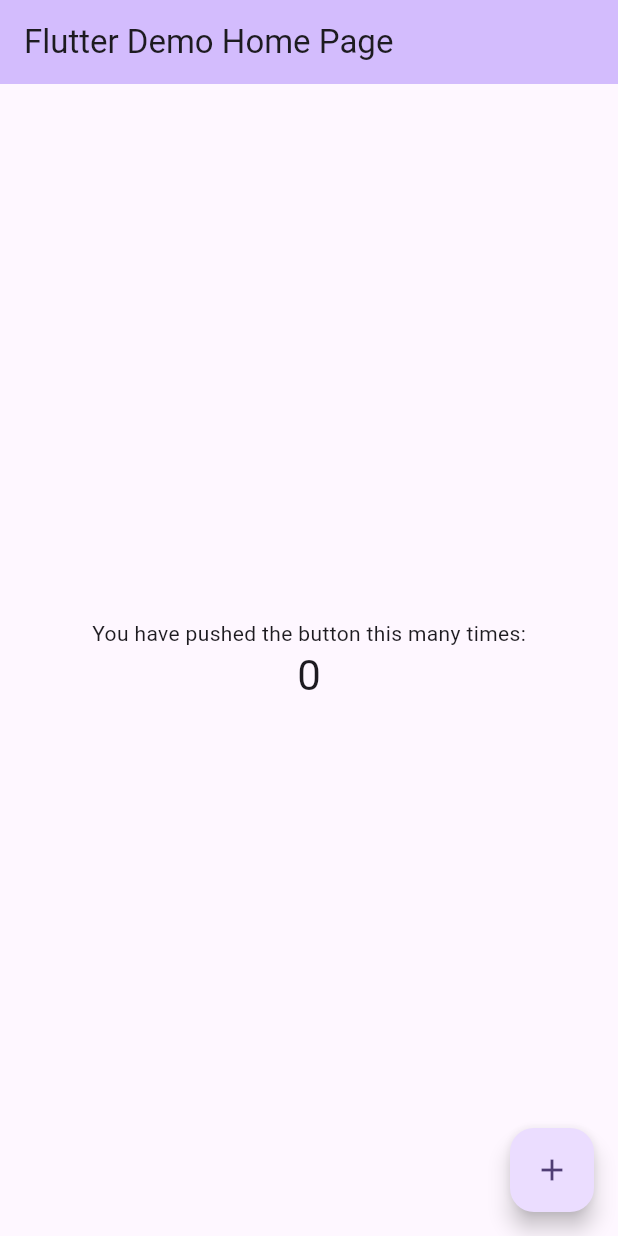
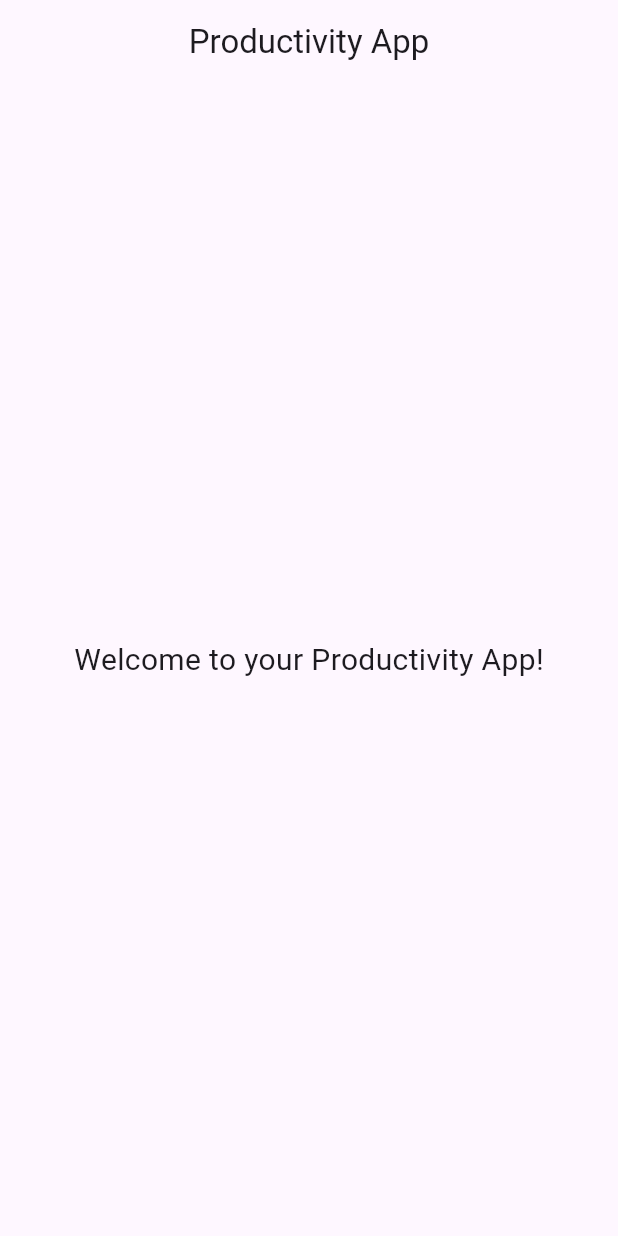
Before and after one commit to madamin18/productivity_app, a Flutter app: the screen it shows after launch, on a phone screen of 412 x 824 dp. Run offline on Flutter 3.47's test engine with Material 3 defaults, Android fonts, the phone set to English and light mode, and no system bars.

Commit message:
feat: add HomePage and wire to main

```diff
--- /dev/null
+++ b/lib/features/home/pages/home_page.dart
@@ -0,0 +1,18 @@
+import 'package:flutter/material.dart';
+
+class HomePage extends StatelessWidget {
+  const HomePage({super.key});
+
+  @override
+  Widget build(BuildContext context) {
+    return Scaffold(
+      appBar: AppBar(title: const Text("Productivity App"), centerTitle: true),
+      body: const Center(
+        child: Text(
+          "Welcome to your Productivity App!",
+          style: TextStyle(fontSize: 20),
+        ),
+      ),
+    );
+  }
+}
--- a/lib/main.dart
+++ b/lib/main.dart
@@ -1,4 +1,5 @@
 import 'package:flutter/material.dart';
+import 'features/home/pages/home_page.dart';
 
 void main() {
   runApp(const MyApp());
@@ -7,116 +8,12 @@ void main() {
 class MyApp extends StatelessWidget {
   const MyApp({super.key});
 
-  // This widget is the root of your application.
   @override
   Widget build(BuildContext context) {
     return MaterialApp(
-      title: 'Flutter Demo',
-      theme: ThemeData(
-        // This is the theme of your application.
-        //
-        // TRY THIS: Try running your application with "flutter run". You'll see
-        // the application has a purple toolbar. Then, without quitting the app,
-        // try changing the seedColor in the colorScheme below to Colors.green
-        // and then invoke "hot reload" (save your changes or press the "hot
-        // reload" button in a Flutter-supported IDE, or press "r" if you used
-        // the command line to start the app).
-        //
-        // Notice that the counter didn't reset back to zero; the application
-        // state is not lost during the reload. To reset the state, use hot
-        // restart instead.
-        //
-        // This works for code too, not just values: Most code changes can be
-        // tested with just a hot reload.
-        colorScheme: ColorScheme.fromSeed(seedColor: Colors.deepPurple),
-      ),
-      home: const MyHomePage(title: 'Flutter Demo Home Page'),
+      title: 'Productivity App',
+      theme: ThemeData(primarySwatch: Colors.blue),
+      home: const HomePage(),
     );
   }
 }
-
-class MyHomePage extends StatefulWidget {
-  const MyHomePage({super.key, required this.title});
-
-  // This widget is the home page of your application. It is stateful, meaning
-  // that it has a State object (defined below) that contains fields that affect
-  // how it looks.
-
-  // This class is the configuration for the state. It holds the values (in this
-  // case the title) provided by the parent (in this case the App widget) and
-  // used by the build method of the State. Fields in a Widget subclass are
-  // always marked "final".
-
-  final String title;
-
-  @override
-  State<MyHomePage> createState() => _MyHomePageState();
-}
-
-class _MyHomePageState extends State<MyHomePage> {
-  int _counter = 0;
-
-  void _incrementCounter() {
-    setState(() {
-      // This call to setState tells the Flutter framework that something has
-      // changed in this State, which causes it to rerun the build method below
-      // so that the display can reflect the updated values. If we changed
-      // _counter without calling setState(), then the build method would not be
-      // called again, and so nothing would appear to happen.
-      _counter++;
-    });
-  }
-
-  @override
-  Widget build(BuildContext context) {
-    // This method is rerun every time setState is called, for instance as done
-    // by the _incrementCounter method above.
-    //
-    // The Flutter framework has been optimized to make rerunning build methods
-    // fast, so that you can just rebuild anything that needs updating rather
-    // than having to individually change instances of widgets.
-    return Scaffold(
-      appBar: AppBar(
-        // TRY THIS: Try changing the color here to a specific color (to
-        // Colors.amber, perhaps?) and trigger a hot reload to see the AppBar
-        // change color while the other colors stay the same.
-        backgroundColor: Theme.of(context).colorScheme.inversePrimary,
-        // Here we take the value from the MyHomePage object that was created by
-        // the App.build method, and use it to set our appbar title.
-        title: Text(widget.title),
-      ),
-      body: Center(
-        // Center is a layout widget. It takes a single child and positions it
-        // in the middle of the parent.
-        child: Column(
-          // Column is also a layout widget. It takes a list of children and
-          // arranges them vertically. By default, it sizes itself to fit its
-          // children horizontally, and tries to be as tall as its parent.
-          //
-          // Column has various properties to control how it sizes itself and
-          // how it positions its children. Here we use mainAxisAlignment to
-          // center the children vertically; the main axis here is the vertical
-          // axis because Columns are vertical (the cross axis would be
-          // horizontal).
-          //
-          // TRY THIS: Invoke "debug painting" (choose the "Toggle Debug Paint"
-          // action in the IDE, or press "p" in the console), to see the
-          // wireframe for each widget.
-          mainAxisAlignment: MainAxisAlignment.center,
-          children: <Widget>[
-            const Text('You have pushed the button this many times:'),
-            Text(
-              '$_counter',
-              style: Theme.of(context).textTheme.headlineMedium,
-            ),
-          ],
-        ),
-      ),
-      floatingActionButton: FloatingActionButton(
-        onPressed: _incrementCounter,
-        tooltip: 'Increment',
-        child: const Icon(Icons.add),
-      ), // This trailing comma makes auto-formatting nicer for build methods.
-    );
-  }
-}
```
